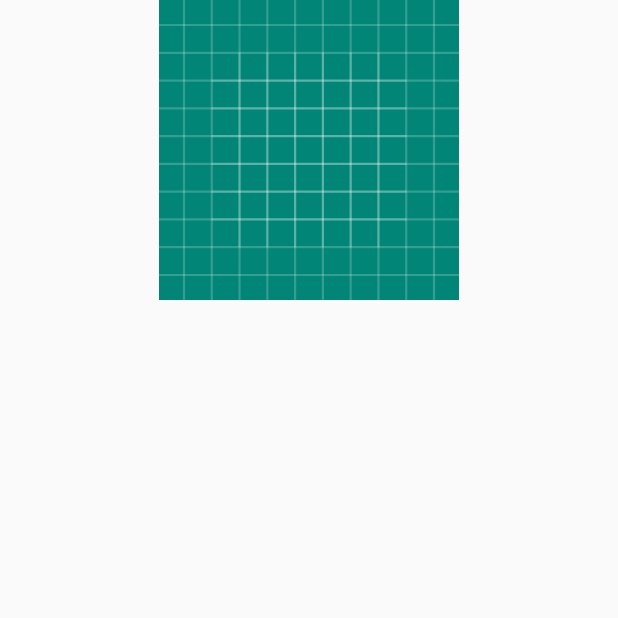
After one commit to AaronMooney/Archaeological-Fieldwork-Part-I, an Android app: the ImageActivity screen opened directly, with no data from a screen before it, on a phone screen of 412 x 824 dp, the top half of it. The commit adds this screen. Run offline under Robolectric (Android 15) with nearby library versions, the phone set to English and light mode, and no system bars; our stand-ins replace Picasso; libraries missing offline, so code that uses them is left out: android.support.v7; 1 statement that could not run was skipped.

Commit message:
Added the ability to upload multiple images

```diff
--- a/app/build.gradle
+++ b/app/build.gradle
@@ -30,6 +30,7 @@ dependencies {
     implementation fileTree(dir: 'libs', include: ['*.jar'])
     implementation "org.jetbrains.kotlin:kotlin-stdlib-jdk7:$kotlin_version"
     implementation 'com.android.support:appcompat-v7:28.0.0'
+    implementation 'com.android.support:exifinterface:28.0.0'
     implementation 'com.android.support.constraint:constraint-layout:1.1.3'
     implementation 'org.jetbrains.anko:anko-commons:0.10.7'
     implementation 'com.android.support:design:28.0.0'
@@ -38,6 +39,9 @@ dependencies {
     implementation 'com.google.code.gson:gson:2.8.5'
     implementation 'com.android.support:support-media-compat:28.0.0'
     implementation 'com.android.support:support-v4:28.0.0'
+    implementation 'com.android.support:recyclerview-v7:28.0.0'
+    implementation 'com.squareup.picasso:picasso:2.71828'
+    implementation 'com.android.support:palette-v7:28.0.0'
     testImplementation 'junit:junit:4.12'
     androidTestImplementation 'com.android.support.test:runner:1.0.2'
     androidTestImplementation 'com.android.support.test.espresso:espresso-core:3.0.2'
--- a/app/src/main/AndroidManifest.xml
+++ b/app/src/main/AndroidManifest.xml
@@ -25,6 +25,8 @@
         </activity>
         <activity android:name=".activities.HillfortListActivity">
         </activity>
+        <activity android:name=".activities.ImageActivity">
+        </activity>
 
         <meta-data
                 android:name="com.google.android.geo.API_KEY"
--- a/app/src/main/java/org/wit/hillfort/activities/HillfortAdapter.kt
+++ b/app/src/main/java/org/wit/hillfort/activities/HillfortAdapter.kt
@@ -32,7 +32,7 @@ class HillfortAdapter constructor(private var hillforts: List<HillfortModel>,
         fun bind(hillfort: HillfortModel,  listener : HillfortListener) {
             itemView.hillfortName.text = hillfort.name
             itemView.description.text = hillfort.description
-            itemView.imageIcon.setImageBitmap((readImageFromPath(itemView.context, hillfort.image)))
+            itemView.imageIcon.setImageBitmap((readImageFromPath(itemView.context, hillfort.images.first())))
             itemView.setOnClickListener { listener.onHillfortClick(hillfort) }
         }
     }
--- /dev/null
+++ b/app/src/main/java/org/wit/hillfort/activities/ImageActivity.kt
@@ -0,0 +1,53 @@
+package org.wit.hillfort.activities
+
+import android.graphics.Color
+import android.graphics.drawable.BitmapDrawable
+import android.os.Bundle
+import android.support.v7.app.AppCompatActivity
+import android.support.v7.graphics.Palette
+import android.view.ViewGroup
+import android.widget.ImageView
+import com.squareup.picasso.Callback
+import com.squareup.picasso.Picasso
+import org.wit.hillfort.R
+
+class ImageActivity : AppCompatActivity() {
+
+    lateinit var imageView: ImageView
+    lateinit var hillfortImage: String
+
+    override fun onCreate(savedInstanceState: Bundle?) {
+        super.onCreate(savedInstanceState)
+        setContentView(R.layout.item_image)
+
+        hillfortImage = intent.getStringExtra("image")
+        imageView = findViewById(R.id.hillfortImage)
+
+        display(hillfortImage)
+    }
+
+    fun display(image: String) {
+
+        Picasso.get()
+            .load(image)
+            .placeholder(R.drawable.ic_launcher_background)
+            .fit()
+            .into(imageView, object : Callback {
+
+                override fun onSuccess() {
+                    val bitmap = (imageView.drawable as BitmapDrawable).bitmap
+                    onPalette(Palette.from(bitmap).generate())
+                }
+
+                override fun onError(e: Exception?) {
+                }
+            })
+    }
+
+    fun onPalette(palette: Palette?) {
+        if (null != palette) {
+            val parent = imageView.parent.parent as ViewGroup
+            parent.setBackgroundColor(palette.getDarkVibrantColor(Color.GRAY))
+        }
+    }
+}
--- a/app/src/main/java/org/wit/hillfort/models/HillfortJSONStore.kt
+++ b/app/src/main/java/org/wit/hillfort/models/HillfortJSONStore.kt
@@ -44,7 +44,7 @@ class HillfortJSONStore : HillfortStore, AnkoLogger {
         if (foundHillfort != null){
             foundHillfort.name = hillfort.name
             foundHillfort.description = hillfort.description
-            foundHillfort.image = hillfort.image
+            foundHillfort.images = ArrayList(hillfort.images)
             foundHillfort.lat = hillfort.lat
             foundHillfort.lng = hillfort.lng
             foundHillfort.zoom = hillfort.zoom
--- a/app/src/main/java/org/wit/hillfort/models/HillfortMemStore.kt
+++ b/app/src/main/java/org/wit/hillfort/models/HillfortMemStore.kt
@@ -28,7 +28,7 @@ class HillfortMemStore : HillfortStore, AnkoLogger {
         if (foundHillfort != null){
             foundHillfort.name = hillfort.name
             foundHillfort.description = hillfort.description
-            foundHillfort.image = hillfort.image
+            foundHillfort.images = ArrayList(hillfort.images)
             foundHillfort.lat = hillfort.lat
             foundHillfort.lng = hillfort.lng
             foundHillfort.zoom = hillfort.zoom
--- a/app/src/main/java/org/wit/hillfort/models/HillfortModel.kt
+++ b/app/src/main/java/org/wit/hillfort/models/HillfortModel.kt
@@ -7,7 +7,7 @@ import kotlinx.android.parcel.Parcelize
 data class HillfortModel(var id: Long = 0,
                          var name: String = "",
                          var description: String = "",
-                         var image: String = "",
+                         var images: ArrayList<String> = ArrayList(),
                          var lat : Double = 0.0,
                          var lng: Double = 0.0,
                          var zoom: Float = 0f):Parcelable
--- /dev/null
+++ b/app/src/main/res/layout/item_image.xml
@@ -0,0 +1,14 @@
+<?xml version="1.0" encoding="utf-8"?>
+<android.support.constraint.ConstraintLayout
+        xmlns:android="http://schemas.android.com/apk/res/android"
+        android:layout_width="match_parent"
+        android:layout_height="wrap_content">
+
+    <ImageView
+            android:id="@+id/hillfortImage"
+            android:adjustViewBounds="true"
+            android:layout_height="200dp"
+            android:scaleType="fitCenter"
+            android:layout_margin="2dp"
+            android:layout_width="match_parent"/>
+</android.support.constraint.ConstraintLayout>
```
Also changed, not shown: app/src/main/java/org/wit/hillfort/activities/HillfortActivity.kt (+19 -10 lines), app/src/main/java/org/wit/hillfort/activities/ImageGalleryAdapter.kt (added, +48 -0 lines), app/src/main/res/layout/activity_hillfort.xml (+5 -4 lines).
